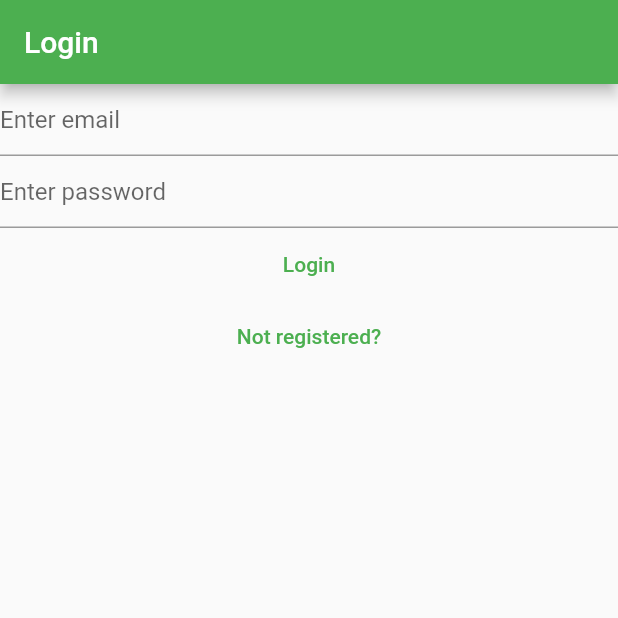
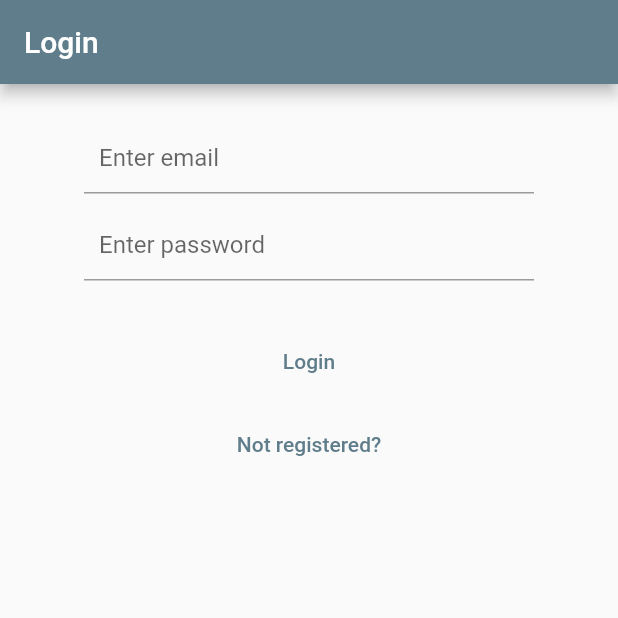
Before and after one commit to dcustovic/Todoify, a Flutter app: the screen it shows after launch, on a phone screen of 412 x 824 dp, the top half of it. Run offline on Flutter 3.47's test engine with Material 2 defaults, Android fonts, the phone set to English and light mode, and no system bars; our stand-ins replace firebase_auth, firebase_core; accounts and stored records are empty; generated files the repository leaves out were written again.

Commit message:
register & login screen design change

```diff
--- a/lib/main.dart
+++ b/lib/main.dart
@@ -16,7 +16,7 @@ void main() {
   runApp(MaterialApp(
       title: 'Flutter Demo',
       theme: ThemeData(
-        primarySwatch: Colors.green,
+        primarySwatch: Colors.blueGrey,
       ),
       home: const HomePage(),
       routes: {
--- a/lib/views/login_view.dart
+++ b/lib/views/login_view.dart
@@ -35,19 +35,39 @@ class _LoginViewState extends State<LoginView> {
   Widget build(BuildContext context) {
     return Scaffold(
       appBar: AppBar(title: const Text('Login')),
-      body: Column(
-        children: [
+      body: Center(
+        child: SizedBox(
+          width: 300,
+          child: Column(
+            children: <Widget>[
+              const SizedBox(
+                height: 25,
+              ),
               TextField(
                 controller: _email,
                 autocorrect: false,
                 enableSuggestions: false,
-              decoration: const InputDecoration(hintText: "Enter email")),
+                decoration: const InputDecoration(
+                  hintText: "Enter email",
+                  contentPadding: EdgeInsets.fromLTRB(10, 5, 10, 5),
+                ),
+              ),
+              const SizedBox(
+                height: 10,
+              ),
               TextField(
                 controller: _password,
                 obscureText: true,
                 autocorrect: false,
                 enableSuggestions: false,
-              decoration: const InputDecoration(hintText: "Enter password")),
+                decoration: const InputDecoration(
+                  hintText: "Enter password",
+                  contentPadding: EdgeInsets.fromLTRB(10, 5, 10, 5),
+                ),
+              ),
+              const SizedBox(
+                height: 30,
+              ),
               TextButton(
                 onPressed: () async {
                   final email = _email.text;
@@ -76,7 +96,8 @@ class _LoginViewState extends State<LoginView> {
                     if (e.code == 'user-not-found') {
                       await showErrorMessage(context, 'User not found.');
                     } else if (e.code == 'wrong-password') {
-                  await showErrorMessage(context, "Wrong user credentials.");
+                      await showErrorMessage(
+                          context, "Wrong user credentials.");
                     } else if (e.code == 'invalid-email') {
                       await showErrorMessage(context, 'Invalid email address.');
                     } else {
@@ -87,6 +108,9 @@ class _LoginViewState extends State<LoginView> {
                   }
                 },
                 child: const Text("Login"),
+              ),
+              const SizedBox(
+                height: 7,
               ),
               TextButton(
                 onPressed: () {
@@ -99,6 +123,8 @@ class _LoginViewState extends State<LoginView> {
               )
             ],
           ),
+        ),
+      ),
     );
   }
 }
```
Also changed, not shown: lib/views/registration_view.dart (+31 -5 lines). Lines whose indentation alone changed are shown as unchanged.
